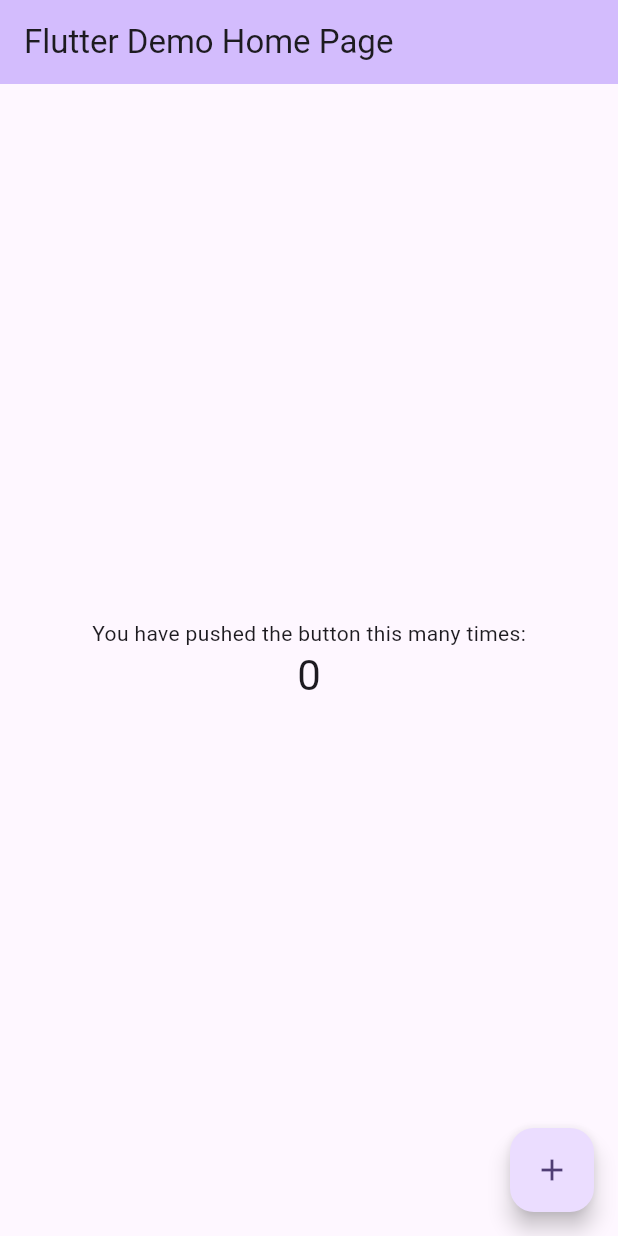
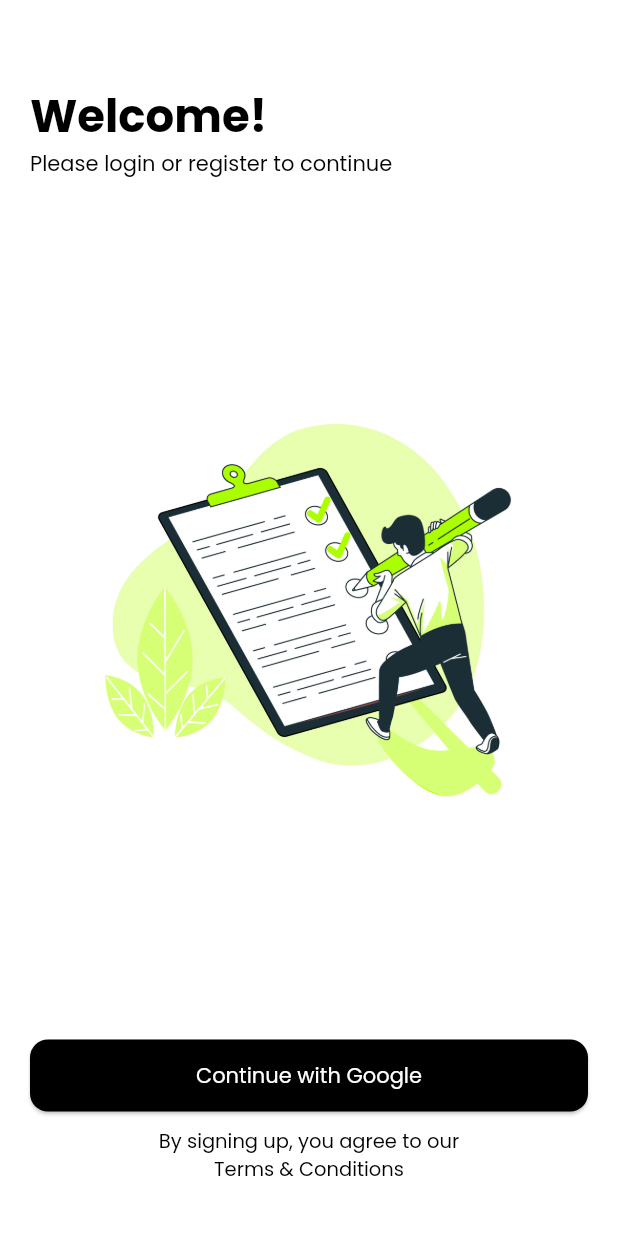
Before and after one commit to alvisjerome/todo-flutter-firebase, a Flutter app: the screen it shows after launch, on a phone screen of 412 x 824 dp. Run offline on Flutter 3.47's test engine with Material 2 defaults, Android fonts, the phone set to English and light mode, and no system bars; our stand-ins replace google_fonts.

Commit message:
completed ui

```diff
--- /dev/null
+++ b/lib/app/modules/authentication/presentation/pages/authentication_page.dart
@@ -0,0 +1,71 @@
+import 'package:app/app/widgets/primary_button.dart';
+import 'package:app/core/common/image_paths.dart';
+import 'package:app/core/routes/app_paths.dart';
+import 'package:app/core/theme/app_theme.dart';
+import 'package:flutter/material.dart';
+
+import '../../../../widgets/custom_text.dart';
+
+class AuthenticationPage extends StatelessWidget {
+  const AuthenticationPage({super.key});
+
+  @override
+  Widget build(BuildContext context) {
+    return Scaffold(
+      appBar: AppBar(
+        backgroundColor: AppTheme.white,
+      ),
+      body: Padding(
+        padding: const EdgeInsets.fromLTRB(20.0, 0, 20.0, 35),
+        child: Center(
+          child: Column(
+            crossAxisAlignment: CrossAxisAlignment.start,
+            mainAxisAlignment: MainAxisAlignment.spaceBetween,
+            children: [
+              const Column(
+                crossAxisAlignment: CrossAxisAlignment.start,
+                children: [
+                  CustomText(
+                    value: "Welcome!",
+                    fontSize: 30,
+                    fontWeight: FontWeight.w700,
+                  ),
+                  CustomText(
+                    value: "Please login or register to continue",
+                  ),
+                ],
+              ),
+              Padding(
+                padding: const EdgeInsets.symmetric(vertical: 10),
+                child: Image.asset(
+                  ImagePaths.cover,
+                  height: 350,
+                  width: double.maxFinite,
+                ),
+              ),
+              Column(
+                children: [
+                  PrimaryButton(
+                      labelText: "Continue with Google",
+                      onPressed: () {
+                        Navigator.pushNamed(context, AppPaths.home);
+                      }),
+                  Container(
+                    alignment: Alignment.center,
+                    margin: const EdgeInsets.only(top: 10.0),
+                    child: const CustomText(
+                      value:
+                          "By signing up, you agree to our\nTerms & Conditions",
+                      align: TextAlign.center,
+                      fontSize: 13,
+                    ),
+                  )
+                ],
+              )
+            ],
+          ),
+        ),
+      ),
+    );
+  }
+}
--- /dev/null
+++ b/lib/app/modules/authentication/providers/authentication_provider.dart
@@ -0,0 +1,3 @@
+import 'package:flutter/material.dart';
+
+class AuthenticationProvider with ChangeNotifier {}
--- /dev/null
+++ b/lib/app/widgets/custom_text.dart
@@ -0,0 +1,50 @@
+import 'package:app/core/theme/app_theme.dart';
+import 'package:flutter/material.dart';
+
+class CustomText extends StatelessWidget {
+  final String value;
+  final double fontSize, letterSpacing;
+  final FontWeight fontWeight;
+  final TextDecoration? textDecoration;
+  final TextOverflow textOverflow;
+  final bool isStrike;
+  final FontStyle fontStyle;
+  final int? maxLine;
+  final Color? color;
+  final TextStyle? textStyle;
+  final TextAlign? align;
+  const CustomText(
+      {super.key,
+      required this.value,
+      this.fontWeight = FontWeight.w400,
+      this.fontSize = 14,
+      this.letterSpacing = 0,
+      this.textDecoration = TextDecoration.none,
+      this.textOverflow = TextOverflow.clip,
+      this.isStrike = false,
+      this.fontStyle = FontStyle.normal,
+      this.maxLine,
+      this.color,
+      this.textStyle,
+      this.align});
+
+  @override
+  Widget build(BuildContext context) {
+    return Text(
+      value,
+      textScaleFactor: 1.0,
+      maxLines: maxLine,
+      overflow: textOverflow,
+      textAlign: align,
+      style: textStyle ??
+          Theme.of(context).textTheme.body.copyWith(
+              fontWeight: fontWeight,
+              fontSize: fontSize,
+              letterSpacing: letterSpacing,
+              color: color ?? Colors.black,
+              decoration:
+                  isStrike ? TextDecoration.lineThrough : textDecoration,
+              fontStyle: fontStyle),
+    );
+  }
+}
--- /dev/null
+++ b/lib/app/widgets/primary_button.dart
@@ -0,0 +1,37 @@
+import 'package:flutter/material.dart';
+
+import '../../core/theme/app_theme.dart';
+import 'custom_text.dart';
+
+class PrimaryButton extends StatelessWidget {
+  final Color? color, labelColor;
+  final String labelText;
+  final VoidCallback onPressed;
+  final double? height, width;
+
+  const PrimaryButton({
+    super.key,
+    this.color,
+    this.labelColor,
+    this.height,
+    this.width,
+    required this.labelText,
+    required this.onPressed,
+  });
+
+  @override
+  Widget build(BuildContext context) {
+    return ElevatedButton(
+      style: ElevatedButton.styleFrom(
+          shape:
+              RoundedRectangleBorder(borderRadius: BorderRadius.circular(12)),
+          backgroundColor: color ?? AppTheme.black,
+          fixedSize: Size(width ?? double.maxFinite, height ?? 48)),
+      onPressed: onPressed,
+      child: CustomText(
+        value: labelText,
+        color: labelColor ?? AppTheme.white,
+      ),
+    );
+  }
+}
--- /dev/null
+++ b/lib/core/common/image_paths.dart
@@ -0,0 +1,3 @@
+final class ImagePaths {
+  static const cover = 'assets/images/cover.jpg';
+}
--- /dev/null
+++ b/lib/core/enums/todo_menu_enum.dart
@@ -0,0 +1 @@
+enum TodoMenuEnum { edit, delete }
--- a/lib/core/routes/app_paths.dart
+++ b/lib/core/routes/app_paths.dart
@@ -0,0 +1,6 @@
+final class AppPaths {
+  static const auth = '/';
+  static const home = '/home';
+  static const todo = '/todo';
+  static const profile = '/profile';
+}
--- a/lib/core/routes/app_routes.dart
+++ b/lib/core/routes/app_routes.dart
@@ -0,0 +1,37 @@
+import 'package:flutter/material.dart';
+
+import '../../app/modules/authentication/presentation/pages/authentication_page.dart';
+import '../../app/modules/home/presentation/pages/home_page.dart';
+import '../../app/modules/profile/presentation/pages/profile_page.dart';
+import '../../app/modules/todo/presentation/pages/todo_page.dart';
+import 'app_paths.dart';
+
+final class AppRoutes {
+  static Route<MaterialPageRoute> onGenerateRoute(RouteSettings? settings) {
+    switch (settings?.name) {
+      case AppPaths.auth:
+        return MaterialPageRoute(builder: (_) => const AuthenticationPage());
+      case AppPaths.home:
+        return MaterialPageRoute(builder: (_) => const HomePage());
+      case AppPaths.profile:
+        return MaterialPageRoute(builder: (_) => const ProfilePage());
+      case AppPaths.todo:
+        return MaterialPageRoute(builder: (_) => const TodoPage());
+      default:
+        return MaterialPageRoute(builder: (_) => const _ErrorPage());
+    }
+  }
+}
+
+class _ErrorPage extends StatelessWidget {
+  const _ErrorPage();
+
+  @override
+  Widget build(BuildContext context) {
+    return const Scaffold(
+      body: Center(
+        child: Text("Something went wrong"),
+      ),
+    );
+  }
+}
--- /dev/null
+++ b/lib/core/theme/app_theme.dart
@@ -0,0 +1,32 @@
+import 'package:flutter/material.dart';
+import 'package:google_fonts/google_fonts.dart';
+
+final class AppTheme {
+  static const primaryColor = Colors.deepPurple;
+  static const white = Colors.white;
+  static const black = Colors.black;
+  static const lightPink = Color(0xFFF8E8EE);
+  static const tealGreen = Color(0xff2E8A99);
+  static const deepRed = Color(0xFFCD1818);
+
+  static ThemeData appTheme(BuildContext context) => ThemeData(
+        scaffoldBackgroundColor: white,
+        colorScheme: ColorScheme.fromSeed(seedColor: primaryColor),
+        useMaterial3: true,
+        appBarTheme: const AppBarTheme(
+            backgroundColor: primaryColor,
+            iconTheme: IconThemeData(color: white),
+            actionsIconTheme: IconThemeData(color: white)),
+      );
+
+  //fonts
+
+  static final poppins = GoogleFonts.poppins();
+}
+
+extension CustomTextTheme on TextTheme {
+  TextStyle get body => TextStyle(
+      fontSize: 14,
+      fontFamily: GoogleFonts.poppins().fontFamily,
+      fontWeight: FontWeight.w400);
+}
--- a/lib/main.dart
+++ b/lib/main.dart
@@ -1,3 +1,6 @@
+import 'package:app/core/routes/app_paths.dart';
+import 'package:app/core/routes/app_routes.dart';
+import 'package:app/core/theme/app_theme.dart';
 import 'package:flutter/material.dart';
 
 void main() {
@@ -10,60 +13,10 @@ class MyApp extends StatelessWidget {
   @override
   Widget build(BuildContext context) {
     return MaterialApp(
-      title: 'Flutter Demo',
-      theme: ThemeData(
-        colorScheme: ColorScheme.fromSeed(seedColor: Colors.deepPurple),
-        useMaterial3: true,
-      ),
-      home: const MyHomePage(title: 'Flutter Demo Home Page'),
+      title: 'STAGE Todo',
+      theme: AppTheme.appTheme(context),
+      onGenerateRoute: AppRoutes.onGenerateRoute,
+      initialRoute: AppPaths.auth,
     );
   }
 }
-
-class MyHomePage extends StatefulWidget {
-  const MyHomePage({super.key, required this.title});
-
-  final String title;
-
-  @override
-  State<MyHomePage> createState() => _MyHomePageState();
-}
-
-class _MyHomePageState extends State<MyHomePage> {
-  int _counter = 0;
-
-  void _incrementCounter() {
-    setState(() {
-      _counter++;
-    });
-  }
-
-  @override
-  Widget build(BuildContext context) {
-    return Scaffold(
-      appBar: AppBar(
-        backgroundColor: Theme.of(context).colorScheme.inversePrimary,
-        title: Text(widget.title),
-      ),
-      body: Center(
-        child: Column(
-          mainAxisAlignment: MainAxisAlignment.center,
-          children: <Widget>[
-            const Text(
-              'You have pushed the button this many times:',
-            ),
-            Text(
-              '$_counter',
-              style: Theme.of(context).textTheme.headlineMedium,
-            ),
-          ],
-        ),
-      ),
-      floatingActionButton: FloatingActionButton(
-        onPressed: _incrementCounter,
-        tooltip: 'Increment',
-        child: const Icon(Icons.add),
-      ),
-    );
-  }
-}
```
Also changed, not shown: lib/app/modules/home/presentation/pages/home_page.dart (added, +46 -0 lines), lib/app/modules/home/presentation/widgets/task_menu.dart (added, +29 -0 lines), lib/app/modules/home/presentation/widgets/task_tile.dart (added, +55 -0 lines), lib/app/modules/profile/presentation/pages/profile_page.dart (added, +82 -0 lines), lib/app/modules/todo/presentation/pages/todo_page.dart (added, +77 -0 lines), pubspec.yaml (+6 -6 lines), pubspec.lock, 7 other files.
